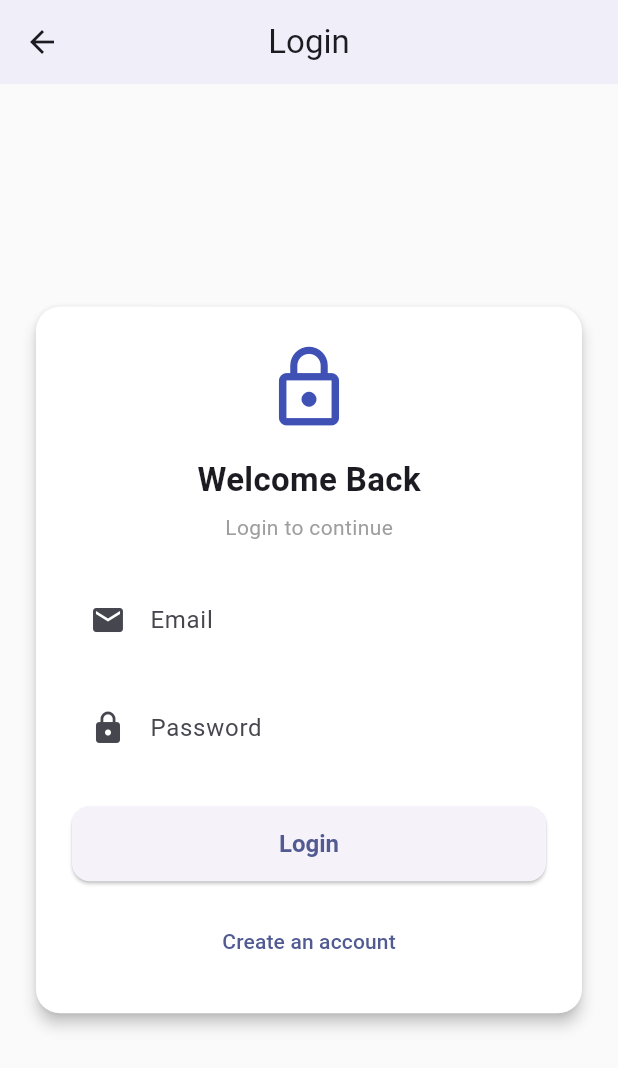
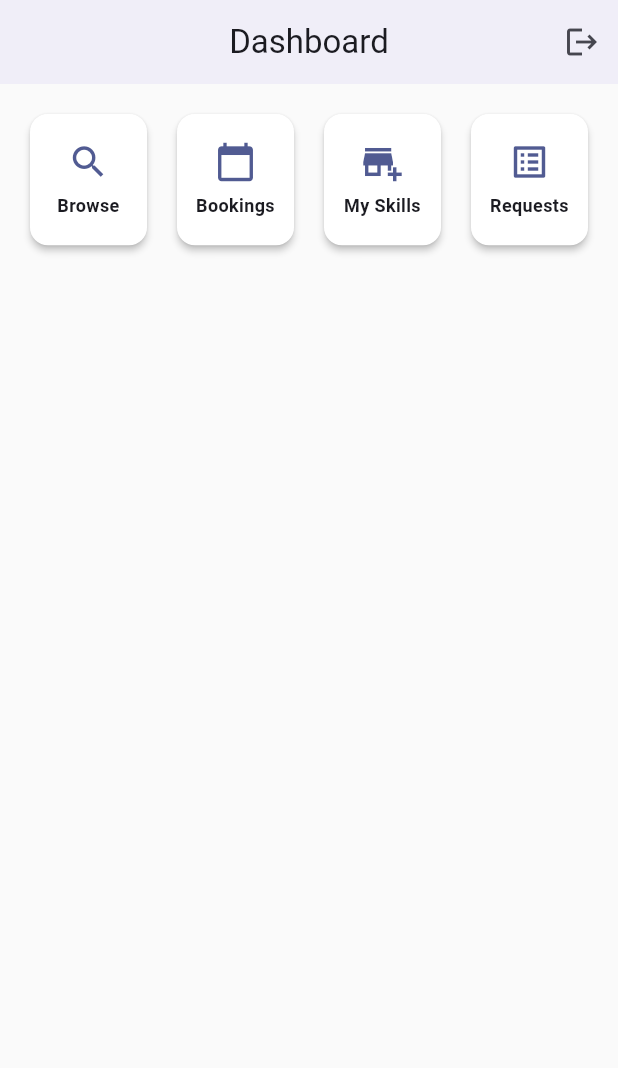
Before and after one commit to joshuaekuriakose/on-demand-skill-renting-platform, a Flutter app: the AppEntry screen opened directly, on a phone screen of 412 x 824 dp. Shown: the top 1068 px of the screen. Run offline on Flutter 3.47's test engine with Material 3 defaults, Android fonts, the phone set to English and light mode, and no system bars; our stand-ins replace shared_preferences; accounts and stored records are empty.

Commit message:
Changed role-based to single unified dashboard

```diff
--- a/skill_renting_app/lib/core/constants/api_constants.dart
+++ b/skill_renting_app/lib/core/constants/api_constants.dart
@@ -1,9 +1,9 @@
 class ApiConstants {
   // For Chrome (web)
-  //static const String baseUrl = "http://localhost:5000/api";
+  static const String baseUrl = "http://localhost:5000/api";
 
   // For Android emulator
-   static const String baseUrl = "http://10.0.2.2:5000/api";
+   //static const String baseUrl = "http://10.0.2.2:5000/api";
 
    // For Android physical phone
    // Home WiFi
--- a/skill_renting_app/lib/features/auth/auth_service.dart
+++ b/skill_renting_app/lib/features/auth/auth_service.dart
@@ -25,7 +25,6 @@ class AuthService {
   String email,
   String phone,
   String password,
-    String role,
 ) async {
   final response = await ApiService.post(
     "/auth/register",
@@ -34,13 +33,17 @@ class AuthService {
       "email": email,
       "phone": phone,
       "password": password,
-        "role": role,
     },
   );
+
+  print("📡 Register Status: ${response["statusCode"]}");
+  print("📦 Register Data: ${response["data"]}");
 
   if (response["statusCode"] == 201) {
     return UserModel.fromJson(response["data"]);
   }
+
   return null;
 }
+
 }
--- /dev/null
+++ b/skill_renting_app/lib/features/dashboard/main_dashboard.dart
@@ -0,0 +1,148 @@
+import 'package:flutter/material.dart';
+
+import 'package:skill_renting_app/core/services/auth_storage.dart';
+import 'package:skill_renting_app/features/auth/screens/login_screen.dart';
+
+import '../skills/screens/skill_list_screen.dart';
+import '../bookings/screens/seeker_bookings_screen.dart';
+import '../bookings/screens/provider_bookings_screen.dart';
+import '../skills/screens/my_skills_screen.dart';
+
+class MainDashboard extends StatelessWidget {
+  const MainDashboard({super.key});
+
+  Future<void> _logout(BuildContext context) async {
+    await AuthStorage.clear();
+
+    if (!context.mounted) return;
+
+    Navigator.pushAndRemoveUntil(
+      context,
+      MaterialPageRoute(builder: (_) => const LoginScreen()),
+      (route) => false,
+    );
+  }
+
+  @override
+  Widget build(BuildContext context) {
+    return Scaffold(
+      appBar: AppBar(
+        title: const Text("Dashboard"),
+        actions: [
+          IconButton(
+            icon: const Icon(Icons.logout),
+            onPressed: () => _logout(context),
+          ),
+        ],
+      ),
+      body: Padding(
+        padding: const EdgeInsets.all(16),
+        child: GridView.count(
+          crossAxisCount: 4, // 4 icons in one row
+          crossAxisSpacing: 12,
+          mainAxisSpacing: 12,
+          childAspectRatio: 0.9,
+          children: [
+            DashboardIcon(
+              icon: Icons.search,
+              label: "Browse",
+              onTap: () {
+                Navigator.push(
+                  context,
+                  MaterialPageRoute(
+                    builder: (_) => const SkillListScreen(),
+                  ),
+                );
+              },
+            ),
+            DashboardIcon(
+              icon: Icons.calendar_today,
+              label: "Bookings",
+              onTap: () {
+                Navigator.push(
+                  context,
+                  MaterialPageRoute(
+                    builder: (_) => const SeekerBookingsScreen(),
+                  ),
+                );
+              },
+            ),
+            DashboardIcon(
+              icon: Icons.add_business,
+              label: "My Skills",
+              onTap: () {
+                Navigator.push(
+                  context,
+                  MaterialPageRoute(
+                    builder: (_) => const MySkillsScreen(),
+                  ),
+                );
+              },
+            ),
+            DashboardIcon(
+              icon: Icons.list_alt,
+              label: "Requests",
+              onTap: () {
+                Navigator.push(
+                  context,
+                  MaterialPageRoute(
+                    builder: (_) => const ProviderBookingsScreen(),
+                  ),
+                );
+              },
+            ),
+          ],
+        ),
+      ),
+    );
+  }
+}
+
+class DashboardIcon extends StatelessWidget {
+  final IconData icon;
+  final String label;
+  final VoidCallback onTap;
+
+  const DashboardIcon({
+    super.key,
+    required this.icon,
+    required this.label,
+    required this.onTap,
+  });
+
+  @override
+  Widget build(BuildContext context) {
+    return InkWell(
+      borderRadius: BorderRadius.circular(12),
+      onTap: onTap,
+      child: Card(
+        elevation: 2,
+        shape: RoundedRectangleBorder(
+          borderRadius: BorderRadius.circular(12),
+        ),
+        child: Padding(
+          padding: const EdgeInsets.all(10),
+          child: Column(
+            mainAxisAlignment: MainAxisAlignment.center,
+            children: [
+              Icon(
+                icon,
+                size: 28,
+                color: Theme.of(context).primaryColor,
+              ),
+              const SizedBox(height: 6),
+              Text(
+                label,
+                textAlign: TextAlign.center,
+                style: const TextStyle(
+                  fontSize: 12,
+                  fontWeight: FontWeight.w600,
+                ),
+              ),
+            ],
+          ),
+        ),
+      ),
+    );
+  }
+}
--- a/skill_renting_app/lib/main.dart
+++ b/skill_renting_app/lib/main.dart
@@ -63,7 +63,7 @@ class SkillRentingApp extends StatelessWidget {
 ),
 
 
-  home: LoginScreen(),
+  home: const AppEntry(),
 
 routes: {
   "/login": (context) => LoginScreen(),
```
Also changed, not shown: skill_renting_app/lib/core/utils/app_entry.dart (+8 -11 lines), skill_renting_app/lib/features/auth/screens/login_screen.dart (+12 -13 lines), skill_renting_app/lib/features/auth/screens/register_screen.dart (+17 -23 lines), skill_renting_app/lib/features/bookings/screens/seeker_dashboard.dart (+14 -3 lines), skill_renting_app/lib/features/reviews/review_service.dart (added, +15 -0 lines), skill_renting_app/lib/features/skills/screens/skill_detail_screen.dart (+125 -8 lines), skill_renting_app/lib/features/skills/screens/skill_list_screen.dart (+49 -28 lines), skill_renting_app/lib/features/skills/skill_service.dart (+17 -0 lines), 8 other files. Lines whose indentation alone changed are shown as unchanged.
